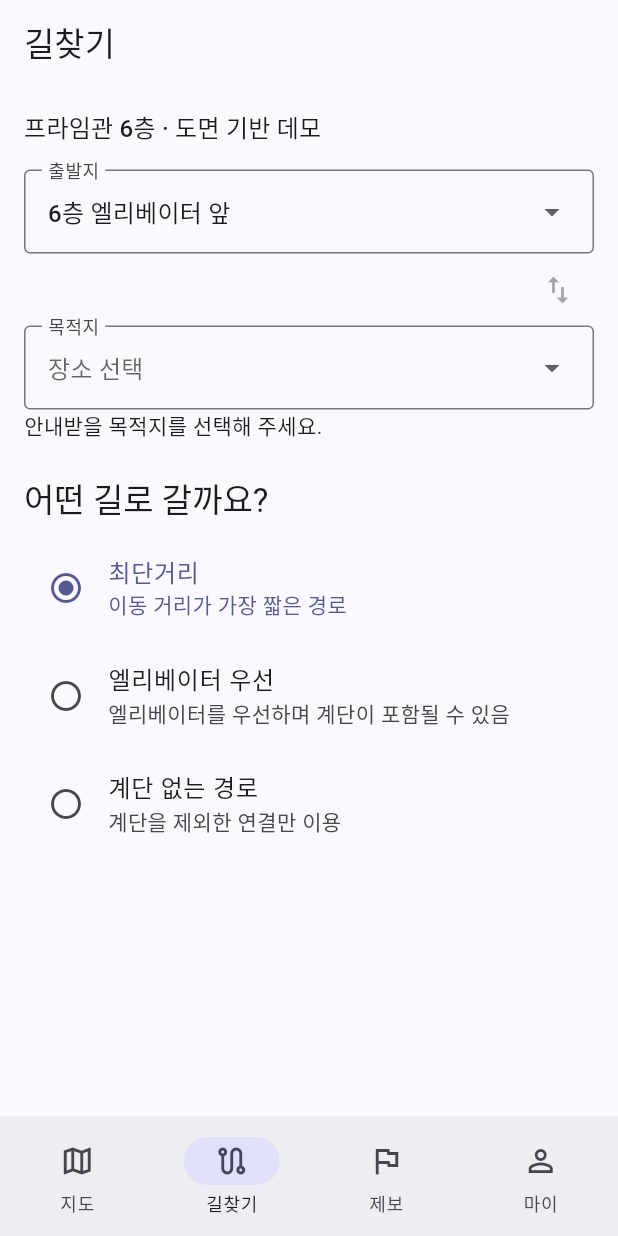
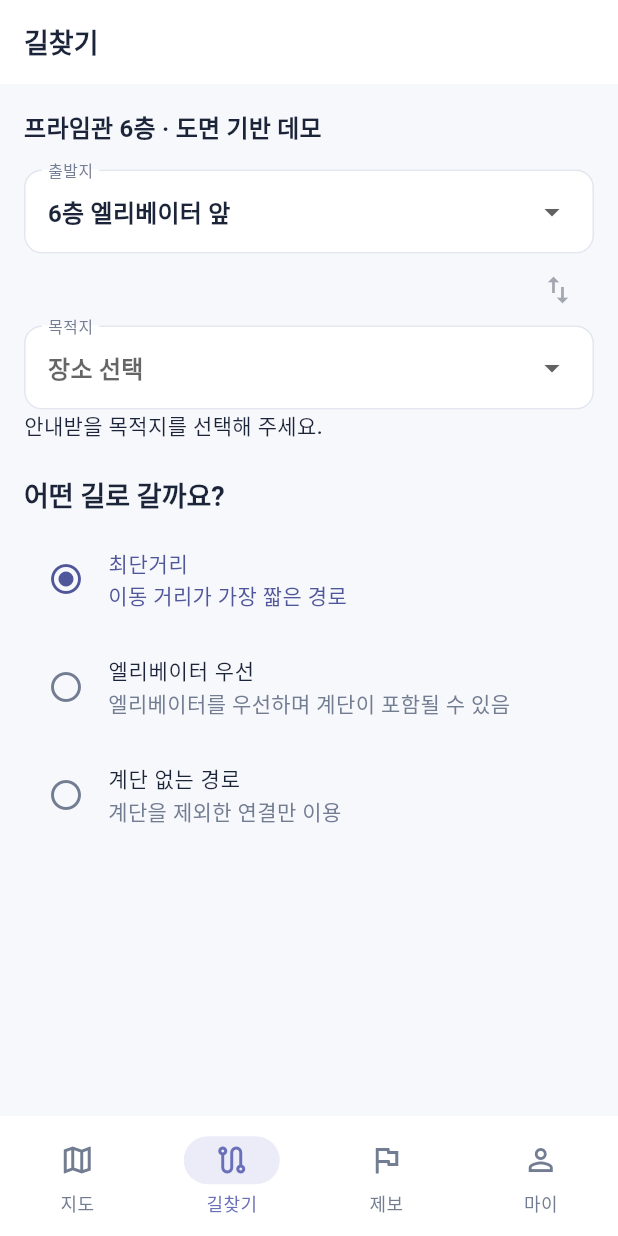
Before and after one commit to 0139702/yogijogi, a Flutter app: the screen it shows after launch, item 2 of the bottom bar chosen, on a phone screen of 412 x 824 dp. Run offline on Flutter 3.47's test engine with Material 3 defaults, Android fonts, the phone set to English and light mode, and no system bars; our stand-ins replace material_ui, shared_preferences; Roboto replaces fonts that are missing (Pretendard).

Commit message:
[feat] 디자인 시스템 테마와 Pretendard 폰트 적용
- DESIGN_SYSTEM.md 색상·글꼴·간격 토큰(app_colors.dart)과 Pretendard 폰트 추가
- 버튼, 칩, 카드, 입력칸, 하단 메뉴 스타일을 앱 공통 테마(app_theme.dart)로 정의

Co-Authored-By: Claude Opus 5.5 <noreply@anthropic.com>

```diff
--- a/yogijogi/lib/app.dart
+++ b/yogijogi/lib/app.dart
@@ -1,6 +1,7 @@
 import 'package:material_ui/material_ui.dart';
 
 import 'core/app_config.dart';
+import 'core/app_theme.dart';
 import 'features/map/map_screen.dart';
 import 'features/map/prime_floor.dart';
 import 'features/navigation/guidance.dart';
@@ -41,7 +42,7 @@ class _MyAppState extends State<MyApp> {
         : '샘플 경로 · 603호 → 엘리베이터 앞';
     return MaterialApp(
       title: '요기조기',
-      theme: ThemeData(colorSchemeSeed: const Color(0xff696fb8)),
+      theme: AppTheme.light,
       home: Builder(
         builder: (context) => Scaffold(
           appBar: AppBar(
--- /dev/null
+++ b/yogijogi/lib/core/app_colors.dart
@@ -0,0 +1,47 @@
+import 'package:material_ui/material_ui.dart';
+
+abstract final class AppColors {
+  static const brand = Color(0xFF696FB8);
+  static const brandStrong = Color(0xFF50569A);
+  static const brandSoft = Color(0xFFECECF8);
+  static const accentMint = Color(0xFF9CCDBB);
+  static const accentCoral = Color(0xFFF29A8C);
+  static const background = Color(0xFFF7F8FC);
+  static const surface = Color(0xFFFFFFFF);
+  static const textPrimary = Color(0xFF1B2438);
+  static const textSecondary = Color(0xFF737D92);
+  static const border = Color(0xFFE3E6EF);
+
+  static const hazard = Color(0xFFD95757);
+  static const smoking = Color(0xFFE8894A);
+  static const event = Color(0xFF568F83);
+  static const resolved = Color(0xFF4F8A70);
+}
+
+abstract final class AppTextStyles {
+  static const fontFamily = 'Pretendard';
+
+  static const title = TextStyle(
+    fontFamily: fontFamily,
+    fontSize: 18,
+    fontWeight: FontWeight.w700,
+    color: AppColors.textPrimary,
+  );
+  static const body = TextStyle(
+    fontFamily: fontFamily,
+    fontSize: 14,
+    fontWeight: FontWeight.w500,
+    color: AppColors.textPrimary,
+  );
+  static const caption = TextStyle(
+    fontFamily: fontFamily,
+    fontSize: 12,
+    fontWeight: FontWeight.w300,
+    color: AppColors.textSecondary,
+  );
+}
+
+abstract final class AppSpacing {
+  static const screenPadding = 16.0;
+  static const elementGapHorizontal = 10.0;
+}
--- /dev/null
+++ b/yogijogi/lib/core/app_theme.dart
@@ -0,0 +1,154 @@
+import 'package:material_ui/material_ui.dart';
+
+import 'app_colors.dart';
+
+/// DESIGN_SYSTEM.md 기준의 앱 공통 테마. 화면에서 색을 직접 지정하지 않아도 되게 한다.
+abstract final class AppTheme {
+  static final light = _build();
+
+  static ThemeData _build() {
+    final scheme = ColorScheme.fromSeed(
+      seedColor: AppColors.brand,
+      primary: AppColors.brandStrong,
+      secondaryContainer: AppColors.brandSoft,
+      onSecondaryContainer: AppColors.brandStrong,
+      surface: AppColors.surface,
+      onSurface: AppColors.textPrimary,
+      onSurfaceVariant: AppColors.textSecondary,
+      outline: AppColors.border,
+      outlineVariant: AppColors.border,
+    );
+    final cardShape = RoundedRectangleBorder(
+      borderRadius: BorderRadius.circular(16),
+      side: const BorderSide(color: AppColors.border),
+    );
+    final buttonShape = RoundedRectangleBorder(
+      borderRadius: BorderRadius.circular(12),
+    );
+    OutlineInputBorder inputBorder(Color color) => OutlineInputBorder(
+      borderRadius: BorderRadius.circular(12),
+      borderSide: BorderSide(color: color),
+    );
+
+    return ThemeData(
+      colorScheme: scheme,
+      fontFamily: AppTextStyles.fontFamily,
+      scaffoldBackgroundColor: AppColors.background,
+      dividerColor: AppColors.border,
+      textTheme: TextTheme(
+        headlineSmall: AppTextStyles.title,
+        titleLarge: AppTextStyles.title,
+        titleMedium: AppTextStyles.body.copyWith(
+          fontSize: 16,
+          fontWeight: FontWeight.w700,
+        ),
+        titleSmall: AppTextStyles.body.copyWith(fontWeight: FontWeight.w700),
+        bodyLarge: AppTextStyles.body,
+        bodyMedium: AppTextStyles.body,
+        bodySmall: AppTextStyles.caption,
+        labelLarge: AppTextStyles.body.copyWith(fontWeight: FontWeight.w700),
+        labelMedium: AppTextStyles.caption.copyWith(
+          fontWeight: FontWeight.w500,
+        ),
+      ),
+      appBarTheme: AppBarTheme(
+        backgroundColor: AppColors.surface,
+        foregroundColor: AppColors.textPrimary,
+        surfaceTintColor: Colors.transparent,
+        scrolledUnderElevation: 0,
+        titleTextStyle: AppTextStyles.title,
+      ),
+      navigationBarTheme: NavigationBarThemeData(
+        backgroundColor: AppColors.surface,
+        indicatorColor: AppColors.brandSoft,
+        surfaceTintColor: Colors.transparent,
+        iconTheme: WidgetStateProperty.resolveWith(
+          (states) => IconThemeData(
+            color: states.contains(WidgetState.selected)
+                ? AppColors.brand
+                : AppColors.textSecondary,
+          ),
+        ),
+        labelTextStyle: WidgetStateProperty.resolveWith(
+          (states) => AppTextStyles.caption.copyWith(
+            fontWeight: FontWeight.w500,
+            color: states.contains(WidgetState.selected)
+                ? AppColors.brand
+                : AppColors.textSecondary,
+          ),
+        ),
+      ),
+      filledButtonTheme: FilledButtonThemeData(
+        style: FilledButton.styleFrom(
+          backgroundColor: AppColors.brandStrong,
+          foregroundColor: Colors.white,
+          minimumSize: const Size(0, 48),
+          shape: buttonShape,
+          textStyle: AppTextStyles.body.copyWith(fontWeight: FontWeight.w700),
+        ),
+      ),
+      outlinedButtonTheme: OutlinedButtonThemeData(
+        style: OutlinedButton.styleFrom(
+          foregroundColor: AppColors.brandStrong,
+          backgroundColor: AppColors.surface,
+          minimumSize: const Size(0, 48),
+          side: const BorderSide(color: AppColors.border),
+          shape: buttonShape,
+          textStyle: AppTextStyles.body.copyWith(fontWeight: FontWeight.w700),
+        ),
+      ),
+      textButtonTheme: TextButtonThemeData(
+        style: TextButton.styleFrom(
+          foregroundColor: AppColors.brandStrong,
+          textStyle: AppTextStyles.body.copyWith(fontWeight: FontWeight.w700),
+        ),
+      ),
+      chipTheme: ChipThemeData(
+        backgroundColor: AppColors.surface,
+        selectedColor: AppColors.brandSoft,
+        checkmarkColor: AppColors.brandStrong,
+        side: const BorderSide(color: AppColors.border),
+        shape: const StadiumBorder(),
+        labelStyle: AppTextStyles.body,
+        secondaryLabelStyle: AppTextStyles.body.copyWith(
+          color: AppColors.brandStrong,
+          fontWeight: FontWeight.w700,
+        ),
+        padding: const EdgeInsets.symmetric(horizontal: 8, vertical: 4),
+      ),
+      cardTheme: CardThemeData(
+        color: AppColors.surface,
+        surfaceTintColor: Colors.transparent,
+        elevation: 0,
+        shape: cardShape,
+        margin: const EdgeInsets.symmetric(vertical: 4),
+      ),
+      listTileTheme: const ListTileThemeData(
+        iconColor: AppColors.textSecondary,
+        selectedColor: AppColors.brandStrong,
+      ),
+      inputDecorationTheme: InputDecorationTheme(
+        filled: true,
+        fillColor: AppColors.surface,
+        labelStyle: AppTextStyles.body.copyWith(color: AppColors.textSecondary),
+        hintStyle: AppTextStyles.body.copyWith(color: AppColors.textSecondary),
+        border: inputBorder(AppColors.border),
+        enabledBorder: inputBorder(AppColors.border),
+        focusedBorder: inputBorder(AppColors.brand),
+      ),
+      bottomSheetTheme: const BottomSheetThemeData(
+        backgroundColor: AppColors.surface,
+        surfaceTintColor: Colors.transparent,
+        shape: RoundedRectangleBorder(
+          borderRadius: BorderRadius.vertical(top: Radius.circular(24)),
+        ),
+      ),
+      dialogTheme: DialogThemeData(
+        backgroundColor: AppColors.surface,
+        surfaceTintColor: Colors.transparent,
+        shape: RoundedRectangleBorder(borderRadius: BorderRadius.circular(20)),
+        titleTextStyle: AppTextStyles.title,
+      ),
+    );
+  }
+}
```
Also changed, not shown: yogijogi/pubspec.yaml (+12 -0 lines), yogijogi/assets/fonts/LICENSE.txt (added), 4 other files.
